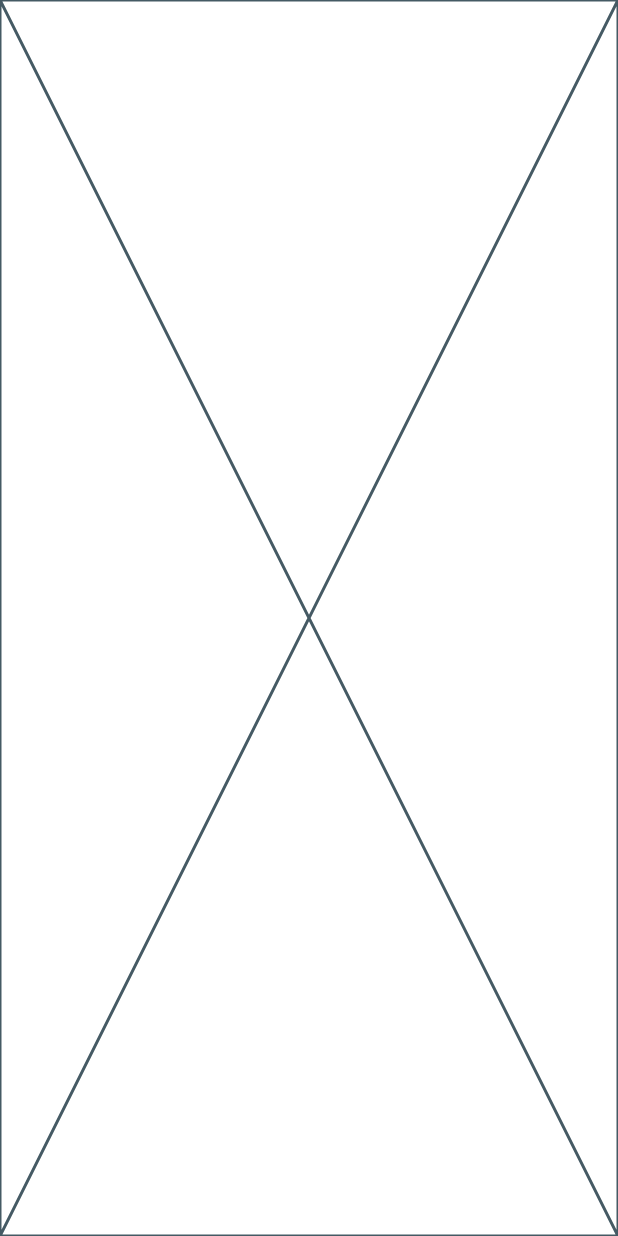
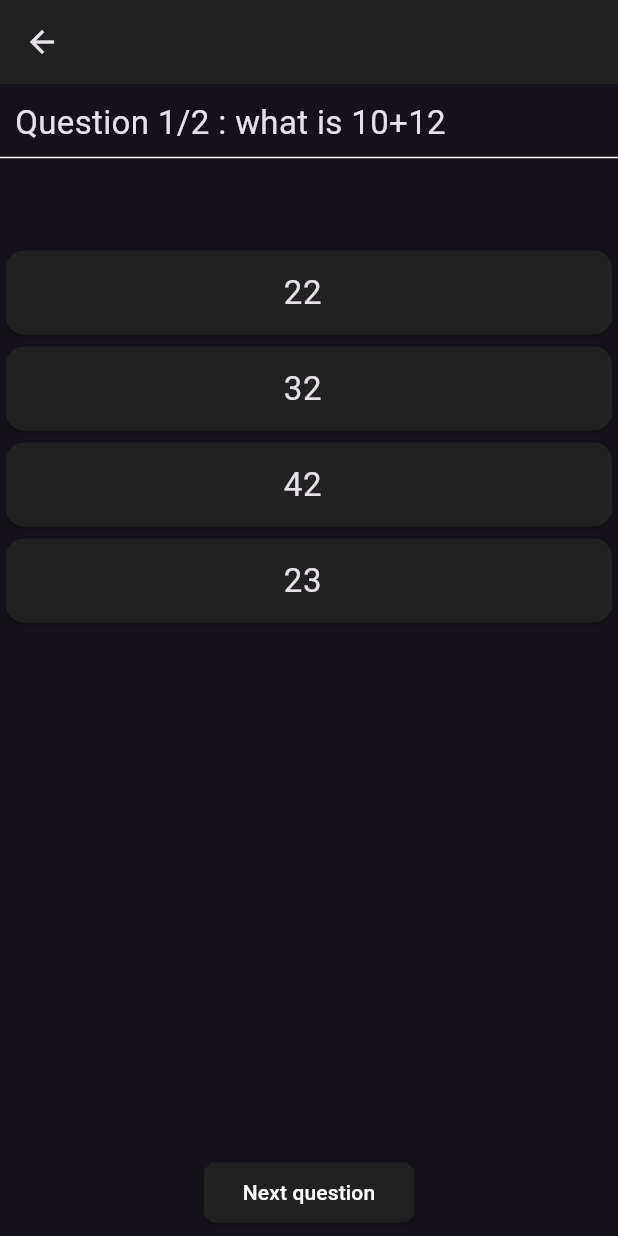
Before and after one commit to Parcelatl/QuizApp, a Flutter app: the TopicsScreen screen opened by its route, after a tap on "Start", on a phone screen of 412 x 824 dp. Run offline on Flutter 3.47's test engine with Material 3 defaults, Android fonts, the phone set to English and light mode, and no system bars; our stand-ins replace firebase_auth, firebase_core, font_awesome_flutter, google_fonts, google_sign_in, sign_in_with_apple; accounts and stored records are empty.

Commit message:
completed quiz page

```diff
--- /dev/null
+++ b/QuizApp/quizapp/lib/Quiz/models/options_state.dart
@@ -0,0 +1,7 @@
+import 'package:flutter/material.dart';
+
+const correct = Color(0xFF32AB58);
+
+const incorrect = Color.fromARGB(255, 172, 1, 1);
+
+const Color unselected = Color.fromARGB(255, 33, 33, 33);
--- /dev/null
+++ b/QuizApp/quizapp/lib/Quiz/models/question_models.dart
@@ -0,0 +1,15 @@
+class Question {
+  final String id;
+  final String title; //the Question itself
+  final Map<String, bool> option;
+
+  Question({
+    required this.id,
+    required this.title,
+    required this.option,
+  });
+  @override
+  String toString() {
+    return 'Question(id:$id title:$title option:$option)';
+  }
+}
--- a/QuizApp/quizapp/lib/Quiz/quiz.dart
+++ b/QuizApp/quizapp/lib/Quiz/quiz.dart
@@ -1,50 +1,99 @@
+// ignore_for_file: non_constant_identifier_names
+
 import 'package:flutter/material.dart';
+import '../Quiz/models/options_state.dart';
 
-class QuizScreen extends StatelessWidget {
-  const QuizScreen({Key? key}) : super(key: key);
+class CompletePage extends StatelessWidget {
+  const CompletePage({super.key, required this.Score, required this.QuizTitle, required this.StartOver});
+  final int Score;
+  final String QuizTitle;
+  final VoidCallback StartOver;
+  @override
+  Widget build(BuildContext context) {
+    return AlertDialog(
+      content: Padding(
+        padding: const EdgeInsets.all(10),
+        child: Column(
+          mainAxisSize: MainAxisSize.min,
+          mainAxisAlignment: MainAxisAlignment.center,
+          children: [
+            Text(
+              'You completed the $QuizTitle quiz\nyour score is: $Score',
+              textAlign: TextAlign.center,
+            ),
+            const SizedBox(
+              height: 10,
+            ),
+            ElevatedButton(
+              onPressed: StartOver,
+              child: const Text('Start over'),
+            )
+          ],
+        ),
+      ),
+    );
+  }
+}
+
+class DisplayQuestions extends StatelessWidget {
+  const DisplayQuestions(
+      {super.key,
+      required this.question,
+      required this.indexAction,
+      required this.totalQuestion});
+  final String question;
+  final int indexAction;
+  final int totalQuestion;
+  @override
+  Widget build(BuildContext context) {
+    return Container(
+      alignment: Alignment.centerLeft,
+      child: Text(
+        'Question ${indexAction + 1}/$totalQuestion : $question',
+        style: const TextStyle(fontSize: 22),
+      ),
+    );
+  }
+}
+
+class NextButton extends StatelessWidget {
+  const NextButton({super.key, required this.nextquestion});
+  final VoidCallback nextquestion;
+  @override
+  Widget build(BuildContext context) {
+    return Container(
+      padding: const EdgeInsets.symmetric(vertical: 5),
+      child: ElevatedButton(
+        onPressed: nextquestion,
+        child: const Text(
+          'Next question ',
+          textAlign: TextAlign.center,
+        ),
+      ),
+    );
+  }
+}
+
+class OptionDisplay extends StatelessWidget {
+  const OptionDisplay({
+    super.key,
+    required this.option,
+    required this.color,
+  });
+  final String option;
+  final Color color;
 
   @override
   Widget build(BuildContext context) {
-    return const Placeholder();
-  }
-}
-
-class StartPage extends StatelessWidget {
-  const StartPage({super.key});
-
-  @override
-  Widget build(BuildContext context) {
-    return const Placeholder();
-  }
-}
-
-class CompletePage extends StatelessWidget {
-  const CompletePage({super.key});
-
-  @override
-  Widget build(BuildContext context) {
-    return const Padding(
-        padding: EdgeInsets.all(8),
-        child: Column(
-          mainAxisAlignment: MainAxisAlignment.center,
-          children: [
-            Text(
-              'Congrats! You completed the QuizTitle quiz',
-              textAlign: TextAlign.center,
-            ),
-          ],
-        ));
-  }
-}
-
-class QuestionPage extends StatelessWidget {
-  const QuestionPage({super.key});
-
-  @override
-  Widget build(BuildContext context) {
-    return const Column(
-      mainAxisAlignment: MainAxisAlignment.end,
-      children: [],
+    return Card(
+      color: color ?? unselected,
+      child: ListTile(
+        title: Text(
+          textAlign: TextAlign.center,
+          option,
+          style: const TextStyle(fontSize: 22),
+        ),
+      ),
     );
   }
 }
--- a/QuizApp/quizapp/lib/Subjects/math.dart
+++ b/QuizApp/quizapp/lib/Subjects/math.dart
@@ -1,10 +1,139 @@
+// ignore_for_file: prefer_const_constructors, avoid_unnecessary_containers
+
 import 'package:flutter/material.dart';
+import 'package:quizapp/Quiz/models/options_state.dart';
+import 'package:quizapp/Quiz/models/question_models.dart';
+import 'package:quizapp/Quiz/quiz.dart';
 
-class MathExam extends StatelessWidget {
+class MathExam extends StatefulWidget {
   const MathExam({super.key});
 
   @override
+  State<MathExam> createState() => _MathExamState();
+}
+
+int index = 0;
+bool isPresed = false;
+int score = 0;
+bool isSelected = false;
+
+class _MathExamState extends State<MathExam> {
+  @override
   Widget build(BuildContext context) {
-    return const Placeholder();
+    List<Question> question = [
+      Question(
+          id: '1',
+          title: 'what is 10+12',
+          option: {'22': true, '32': false, '42': false, '23': false}),
+      Question(
+          id: '2',
+          title: 'what is 25%5',
+          option: {'5': true, '6': false, '0.2': false, '12': false})
+    ];
+    // ignore: non_constant_identifier_names
+    List<Icon> Strike = [];
+    // ignore: non_constant_identifier_names
+    void StartOver() {
+      setState(() {
+        index = 0;
+        score = 0;
+        isPresed = false;
+        isSelected = false;
+        Strike.clear();
+      });
+      Navigator.pop(context);
+    }
+
+    //loop through _question ==index
+    void nextQuestion() {
+      if (index == question.length - 1) {
+        showDialog(
+            context: context,
+            builder: ((context) => CompletePage(
+                  Score: score,
+                  QuizTitle: 'Math',
+                  StartOver: StartOver,
+                )));
+      } else if (isPresed == true) {
+        if (index == question.length - 1) {
+          return;
+        } else {
+          setState(() {
+            index++;
+            isPresed = false;
+            isSelected = false;
+          });
+        }
+      }
+    }
+
+    void checkAnswer(bool value) {
+      if (isSelected == true) {
+        return;
+      } else {
+        if (value == true) {
+          score += 100;
+          setState(() {
+            isPresed = true;
+            isSelected = true;
+            Strike.add(Icon(
+              Icons.thumb_up,
+              color: Color(0xFF32AB58),
+            ));
+          });
+        } else {
+          setState(() {
+            isPresed = true;
+            isSelected = true;
+            Strike.add(
+                Icon(Icons.thumb_down, color: Color.fromARGB(255, 172, 1, 1)));
+          });
+        }
+      }
+    }
+
+    return Scaffold(
+      appBar: AppBar(),
+      body: Column(
+        children: [
+          Row(
+            children: Strike,
+          ),
+          SizedBox(
+            height: 10,
+          ),
+          Container(
+            padding: EdgeInsets.symmetric(
+              horizontal: 10,
+            ),
+            child: DisplayQuestions(
+                question: question[index].title,
+                indexAction: index,
+                totalQuestion: question.length),
+          ),
+          Divider(
+            color: Colors.white,
+          ),
+          SizedBox(height: 50),
+          for (int i = 0; i < question[index].option.length; i++)
+            GestureDetector(
+              onTap: () => checkAnswer(
+                  question[index].option.values.toList()[i] == true),
+              child: OptionDisplay(
+                option: question[index].option.keys.toList()[i],
+                color: isPresed
+                    ? question[index].option.values.toList()[i] == true
+                        ? correct
+                        : incorrect
+                    : unselected,
+              ),
+            ),
+        ],
+      ),
+      floatingActionButton: NextButton(
+        nextquestion: nextQuestion,
+      ),
+      floatingActionButtonLocation: FloatingActionButtonLocation.centerDocked,
+    );
   }
 }
--- a/QuizApp/quizapp/lib/Topics/topics.dart
+++ b/QuizApp/quizapp/lib/Topics/topics.dart
@@ -1,7 +1,4 @@
 import 'package:flutter/material.dart';
-import 'package:quizapp/Shared/error.dart';
-import 'package:quizapp/Shared/loading.dart';
-import 'package:quizapp/Shared/progress_bar.dart';
 
 class TopicsScreen extends StatelessWidget {
   const TopicsScreen({super.key});
--- a/QuizApp/quizapp/lib/main.dart
+++ b/QuizApp/quizapp/lib/main.dart
@@ -18,6 +18,7 @@ class QuizApp extends StatelessWidget {
   @override
   Widget build(BuildContext context) {
     return MaterialApp(
+      debugShowCheckedModeBanner: false,
       routes: appRoutes,
       theme: appTheme,
     );
--- a/QuizApp/quizapp/lib/routes.dart
+++ b/QuizApp/quizapp/lib/routes.dart
@@ -1,5 +1,5 @@
 import 'Home/home.dart';
-import 'Quiz/quiz.dart';
+//import 'Quiz/quiz.dart';
 import 'Subjects/english.dart';
 import 'Subjects/history.dart';
 import 'Subjects/math.dart';
@@ -15,7 +15,7 @@ var appRoutes = {
   '/login': (context) => const LoginScreen(),
   '/topics': (context) => const TopicsScreen(),
   '/profile': (context) => const ProfileScreen(),
-  '/quiz': (context) => const QuizScreen(),
+  //'/quiz': (context) => const QuizScreen(),
 
   '/math': (context) => const MathExam(),
   '/english': (context) => const EnglishExam(),
```
Also changed, not shown: QuizApp/quizapp/lib/Quiz/text.txt (added, +11 -0 lines), 12 other files.
